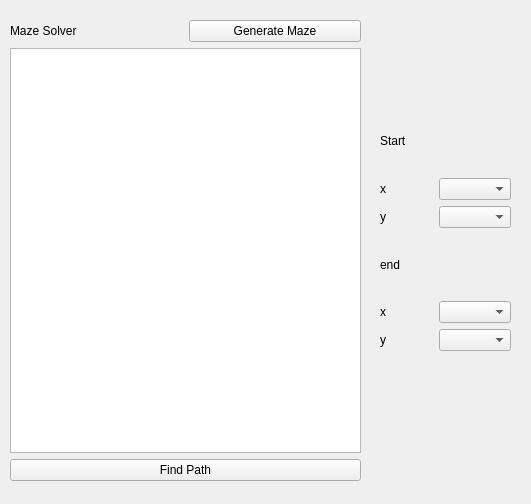
YazanGhunaim/shortest-path-in-maze, file mazeSolver/mainwindow.ui: the form before one commit.
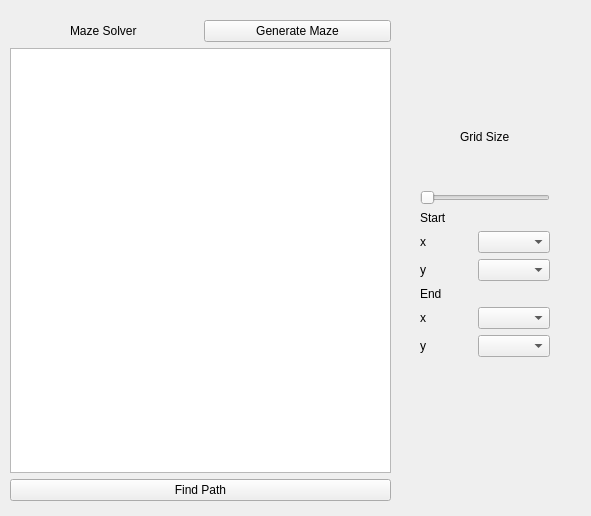
The form after the commit.

The edit to the form file:
```diff
--- a/mazeSolver/mainwindow.ui
+++ b/mazeSolver/mainwindow.ui
@@ -6,8 +6,8 @@
    <rect>
     <x>0</x>
     <y>0</y>
-    <width>531</width>
-    <height>504</height>
+    <width>591</width>
+    <height>516</height>
    </rect>
   </property>
   <property name="windowTitle">
@@ -21,14 +21,14 @@
     <rect>
      <x>10</x>
      <y>20</y>
-     <width>351</width>
-     <height>461</height>
+     <width>381</width>
+     <height>481</height>
     </rect>
    </property>
    <layout class="QVBoxLayout" name="verticalLayout">
     <item>
      <layout class="QHBoxLayout" name="horizontalLayout">
-      <item>
+      <item alignment="Qt::AlignHCenter">
        <widget class="QLabel" name="titleLabel">
         <property name="text">
          <string>Maze Solver</string>
@@ -59,15 +59,35 @@
   <widget class="QWidget" name="">
    <property name="geometry">
     <rect>
-     <x>380</x>
-     <y>110</y>
-     <width>131</width>
-     <height>241</height>
+     <x>420</x>
+     <y>90</y>
+     <width>130</width>
+     <height>267</height>
     </rect>
    </property>
+   <layout class="QVBoxLayout" name="verticalLayout_9">
+    <item alignment="Qt::AlignHCenter">
+     <widget class="QLabel" name="label_3">
+      <property name="text">
+       <string>Grid Size</string>
+      </property>
+     </widget>
+    </item>
+    <item>
    <layout class="QVBoxLayout" name="verticalLayout_8">
     <item>
-     <layout class="QVBoxLayout" name="verticalLayout_4">
+       <layout class="QHBoxLayout" name="horizontalLayout_4">
+        <item>
+         <widget class="QSlider" name="horizontalSlider">
+          <property name="orientation">
+           <enum>Qt::Horizontal</enum>
+          </property>
+         </widget>
+        </item>
+       </layout>
+      </item>
+      <item>
+       <layout class="QVBoxLayout" name="verticalLayout_7">
       <item>
        <widget class="QLabel" name="label">
         <property name="text">
@@ -76,7 +96,7 @@
        </widget>
       </item>
       <item>
-       <layout class="QHBoxLayout" name="horizontalLayout_2">
+         <layout class="QHBoxLayout" name="horizontalLayout_3">
         <item>
          <layout class="QVBoxLayout" name="verticalLayout_2">
           <item>
@@ -96,7 +116,7 @@
          </layout>
         </item>
         <item>
-         <layout class="QVBoxLayout" name="verticalLayout_3">
+           <layout class="QVBoxLayout" name="verticalLayout_6">
           <item>
            <widget class="QComboBox" name="inputStartx"/>
           </item>
@@ -114,14 +134,14 @@
       <item>
        <widget class="QLabel" name="label_2">
         <property name="text">
-         <string>end</string>
+           <string>End</string>
         </property>
        </widget>
       </item>
       <item>
-       <layout class="QHBoxLayout" name="horizontalLayout_3">
+         <layout class="QHBoxLayout" name="horizontalLayout_2">
         <item>
-         <layout class="QVBoxLayout" name="verticalLayout_6">
+           <layout class="QVBoxLayout" name="verticalLayout_4">
           <item>
            <widget class="QLabel" name="label_7">
             <property name="text">
@@ -139,12 +159,14 @@
          </layout>
         </item>
         <item>
-         <layout class="QVBoxLayout" name="verticalLayout_7">
+           <layout class="QVBoxLayout" name="verticalLayout_3">
           <item>
            <widget class="QComboBox" name="inputEndx"/>
           </item>
           <item>
            <widget class="QComboBox" name="inputEndy"/>
+            </item>
+           </layout>
           </item>
          </layout>
         </item>
```
Lines whose indentation alone changed are shown as unchanged.
